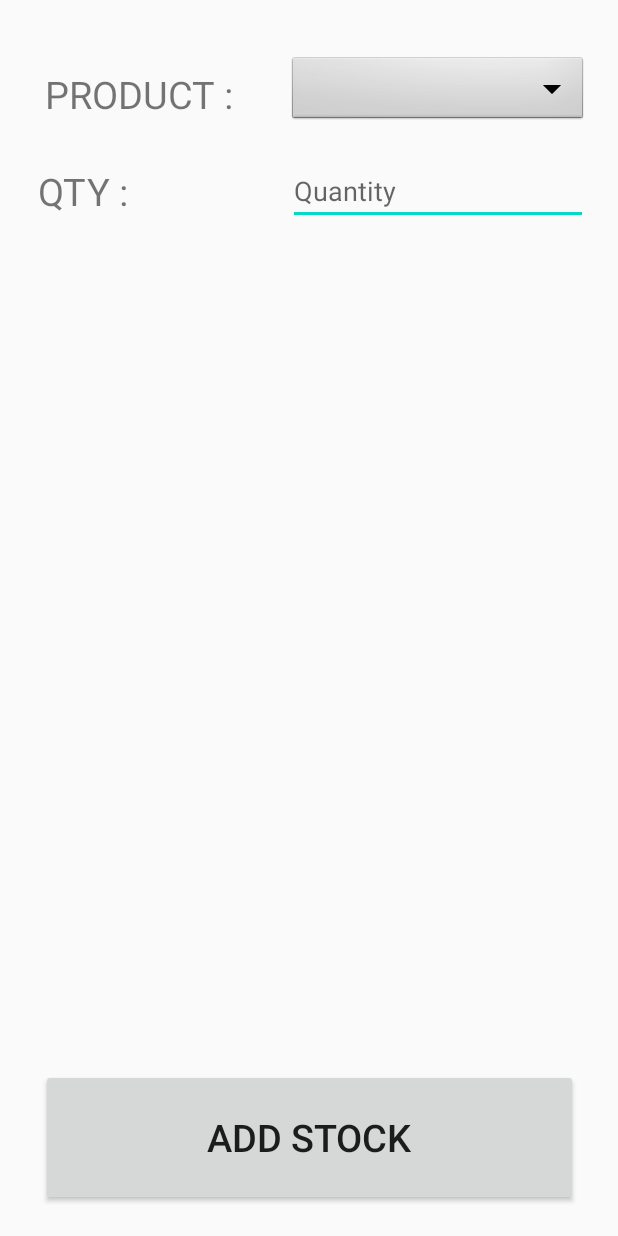
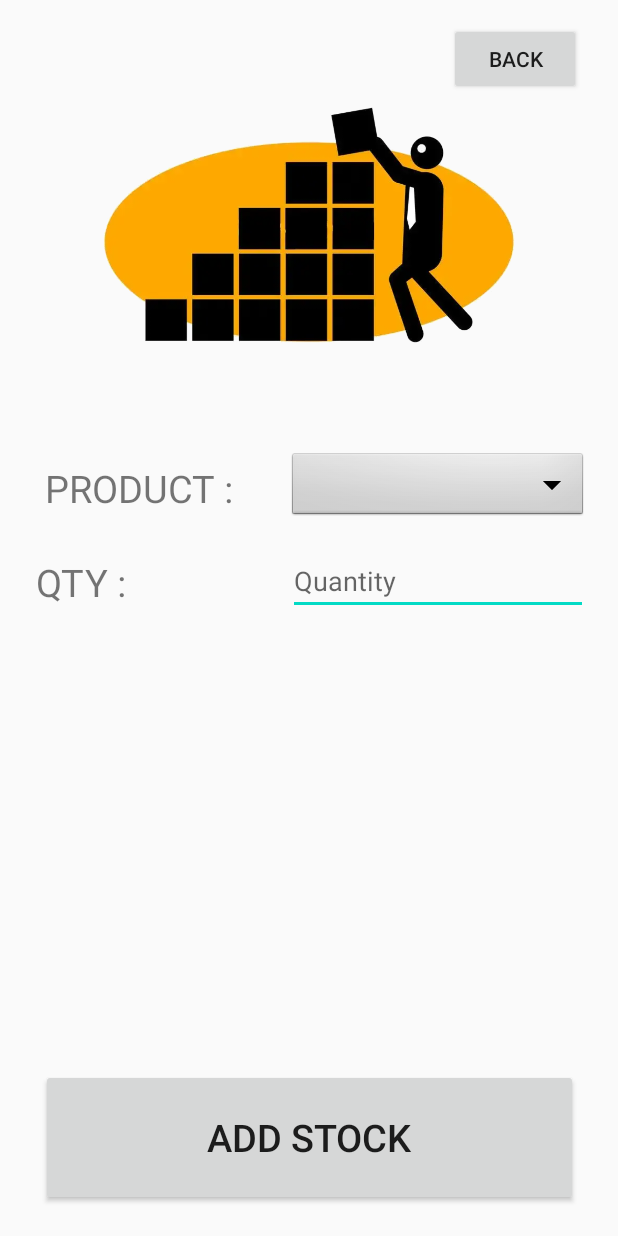
Before and after one commit to JosephLahiru/stocks-portfolio-management-system, an Android app: the StockManagementActivity screen opened directly, with no data from a screen before it, after a tap on "ADD STOCK", on a phone screen of 412 x 824 dp. Run offline under Robolectric (Android 15) with nearby library versions, the phone set to English and light mode, and no system bars.

Commit message:
Added Back Navigation and fixed minor bugs

```diff
--- a/app/src/main/AndroidManifest.xml
+++ b/app/src/main/AndroidManifest.xml
@@ -46,6 +46,7 @@
                 android:name="android.app.lib_name"
                 android:value="" />
         </activity>
+        <activity
             android:name=".ViewStockHistoryActivity"
             android:exported="false" />
         <activity
--- a/app/src/main/java/com/example/stocksportfoliomanagementsystem/AddStockActivity.java
+++ b/app/src/main/java/com/example/stocksportfoliomanagementsystem/AddStockActivity.java
@@ -27,7 +27,7 @@ import java.util.List;
 public class AddStockActivity extends AppCompatActivity {
 
     Spinner dropdown;
-    Button addStockBtn;
+    Button addStockBtn, backButton;
     Connection connection;
     EditText productQty;
 
@@ -43,6 +43,7 @@ public class AddStockActivity extends AppCompatActivity {
         dropdown = findViewById(R.id.spinner1);
         addStockBtn = (Button) findViewById(R.id.addStock);
         productQty = (EditText) findViewById(R.id.etProductQty);
+        backButton = (Button) findViewById(R.id.backButton);
 
         new InfoAsyncTask().execute();
 
@@ -50,6 +51,14 @@ public class AddStockActivity extends AppCompatActivity {
             @Override
             public void onClick(View view) {
                 new AddStockTask().execute();
+            }
+        });
+
+        backButton.setOnClickListener(new View.OnClickListener() {
+            @Override
+            public void onClick(View view) {
+                startActivity(new Intent(AddStockActivity.this, StockManagementActivity.class));
+                finish();
             }
         });
     }
--- a/app/src/main/java/com/example/stocksportfoliomanagementsystem/StockManagementActivity.java
+++ b/app/src/main/java/com/example/stocksportfoliomanagementsystem/StockManagementActivity.java
@@ -9,7 +9,7 @@ import android.widget.Button;
 
 public class StockManagementActivity extends AppCompatActivity {
 
-    Button addStockBtn, viewStockHistoryBtn;
+    Button addStockBtn, viewStockHistoryBtn, backToMenuBtn;
 
     @Override
     protected void onCreate(Bundle savedInstanceState) {
@@ -18,6 +18,15 @@ public class StockManagementActivity extends AppCompatActivity {
 
         addStockBtn = (Button) findViewById(R.id.addStocks);
         viewStockHistoryBtn = (Button) findViewById(R.id.viewStockHistory);
+        backToMenuBtn = (Button) findViewById(R.id.backtoMenu);
+
+        backToMenuBtn.setOnClickListener(new View.OnClickListener() {
+            @Override
+            public void onClick(View view) {
+                startActivity(new Intent(StockManagementActivity.this, MenuActivity.class));
+                finish();
+            }
+        });
 
         addStockBtn.setOnClickListener(new View.OnClickListener() {
             @Override
--- a/app/src/main/res/layout/activity_add_stock.xml
+++ b/app/src/main/res/layout/activity_add_stock.xml
@@ -10,23 +10,46 @@
         android:id="@+id/spinner1"
         android:layout_width="200dp"
         android:layout_height="wrap_content"
-        android:layout_marginTop="36dp"
+        android:layout_marginTop="300dp"
+        android:layout_marginRight="20dp"
+        android:layout_marginBottom="16dp"
         android:background="@android:drawable/btn_dropdown"
         android:spinnerMode="dropdown"
+        app:layout_constraintBottom_toTopOf="@+id/etProductQty"
         app:layout_constraintRight_toRightOf="parent"
-        app:layout_constraintTop_toTopOf="parent"
-        android:layout_marginEnd="20sp"
-        />
+        app:layout_constraintTop_toTopOf="parent" />
+
+    <EditText
+        android:id="@+id/etProductQty"
+        android:layout_width="200dp"
+        android:layout_height="wrap_content"
+        android:layout_marginTop="16dp"
+        android:layout_marginEnd="20dp"
+        android:ems="10"
+        android:hint="Quantity"
+        android:inputType="textPersonName"
+        app:layout_constraintEnd_toEndOf="parent"
+        app:layout_constraintTop_toBottomOf="@+id/spinner1" />
+
+    <TextView
+        android:id="@+id/textView2"
+        android:layout_width="wrap_content"
+        android:layout_height="wrap_content"
+        android:layout_marginStart="24dp"
+        android:layout_marginTop="28dp"
+        android:text="QTY : "
+        android:textSize="25sp"
+        app:layout_constraintStart_toStartOf="parent"
+        app:layout_constraintTop_toBottomOf="@+id/textView3" />
 
     <TextView
         android:id="@+id/textView3"
         android:layout_width="wrap_content"
         android:layout_height="wrap_content"
-        android:layout_marginTop="45dp"
+        android:layout_marginTop="308dp"
+        android:text="PRODUCT : "
         android:textSize="25sp"
-        android:text="PRODUCT : "
         app:layout_constraintEnd_toStartOf="@+id/spinner1"
-        app:layout_constraintHorizontal_bias="0.503"
         app:layout_constraintStart_toStartOf="parent"
         app:layout_constraintTop_toTopOf="parent" />
 
@@ -42,27 +65,26 @@
         app:layout_constraintEnd_toEndOf="parent"
         app:layout_constraintStart_toStartOf="parent" />
 
-    <TextView
-        android:id="@+id/textView2"
+    <ImageView
+        android:id="@+id/imageView3"
+        android:layout_width="280dp"
+        android:layout_height="220dp"
+        android:layout_marginTop="40dp"
+        app:layout_constraintEnd_toEndOf="parent"
+        app:layout_constraintStart_toStartOf="parent"
+        app:layout_constraintTop_toTopOf="parent"
+        app:srcCompat="@mipmap/add_stock" />
+
+    <Button
+        android:id="@+id/backButton"
         android:layout_width="wrap_content"
         android:layout_height="wrap_content"
-        android:layout_marginStart="25dp"
-        android:layout_marginTop="30dp"
-        android:textSize="25sp"
-        android:text="QTY : "
+        android:layout_marginTop="15dp"
+        android:layout_marginEnd="20sp"
+        android:text="BACK"
+        app:layout_constraintEnd_toEndOf="parent"
+        app:layout_constraintHorizontal_bias="0.985"
         app:layout_constraintStart_toStartOf="parent"
-        app:layout_constraintTop_toBottomOf="@+id/textView3" />
-
-    <EditText
-        android:id="@+id/etProductQty"
-        android:layout_width="200dp"
-        android:layout_height="wrap_content"
-        android:layout_marginEnd="20dp"
-        android:ems="10"
-        android:inputType="textPersonName"
-        android:hint="Quantity"
-        app:layout_constraintEnd_toEndOf="parent"
-        android:layout_marginTop="20sp"
-        app:layout_constraintTop_toBottomOf="@+id/spinner1" />
+        app:layout_constraintTop_toTopOf="parent" />
 
 </androidx.constraintlayout.widget.ConstraintLayout>
```
Also changed, not shown: app/src/main/java/com/example/stocksportfoliomanagementsystem/ViewStockHistoryActivity.java (+14 -0 lines), app/src/main/res/layout/activity_stock_management.xml (+13 -2 lines), app/src/main/res/layout/activity_view_stock_history.xml (+15 -1 lines), app/src/main/res/mipmap-anydpi-v26/add_stock2.jpg (added), app/src/main/res/mipmap-anydpi-v26/choose.png (deleted), app/src/main/res/mipmap-mdpi/add_stock.webp (added), app/src/main/res/mipmap-mdpi/in_stock.png (added).
